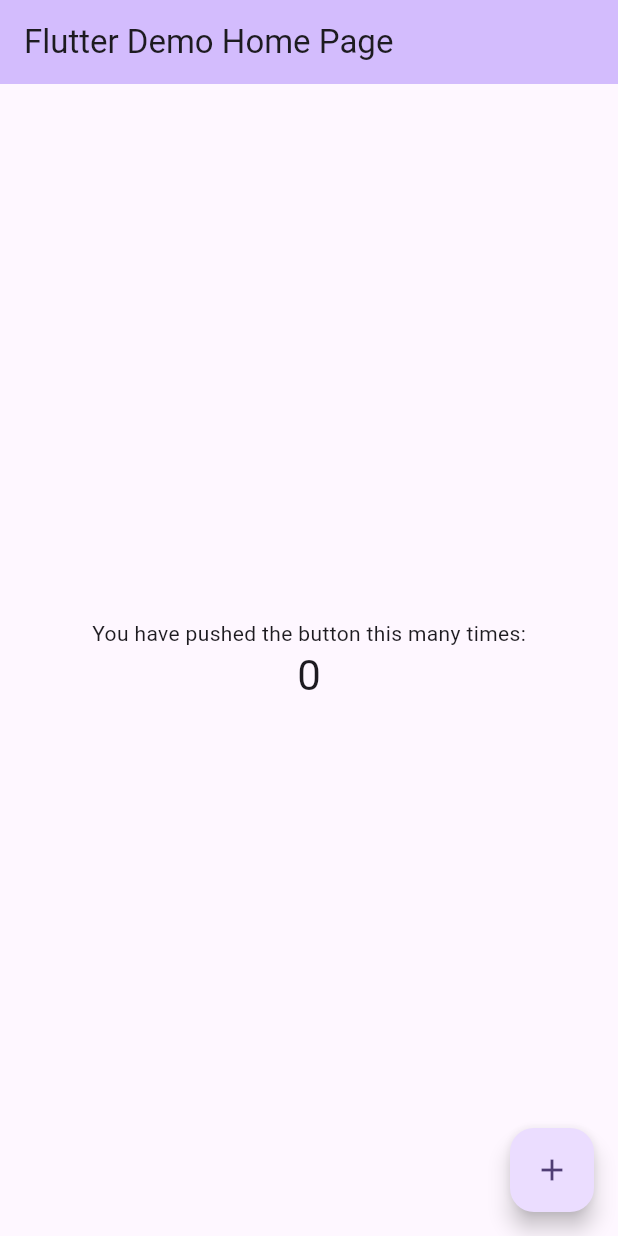
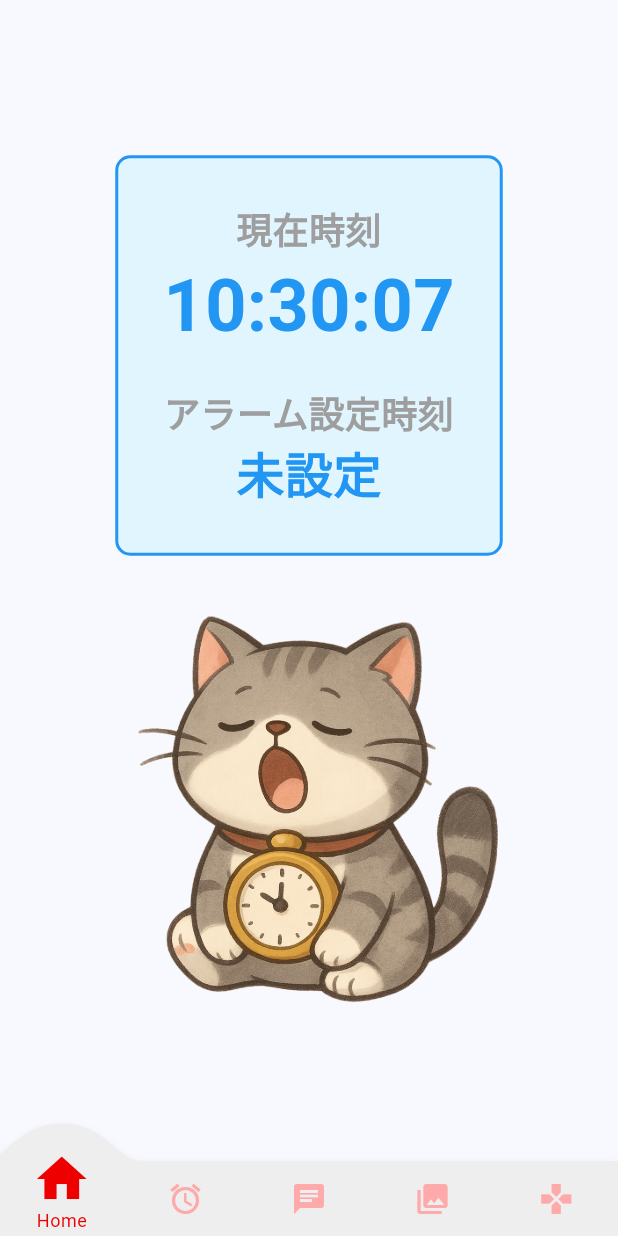
Before and after one commit to Fuki0612/1minuteAlarm, a Flutter app: the screen it shows after launch, on a phone screen of 412 x 824 dp. Run offline on Flutter 3.47's test engine with Material 3 defaults, Android fonts, the phone set to English and light mode, and no system bars; drawn by our look-alikes of convex_bottom_bar.

Commit message:
add:Home

```diff
--- a/lib/main.dart
+++ b/lib/main.dart
@@ -1,122 +1,70 @@
 import 'package:flutter/material.dart';
+import 'package:convex_bottom_bar/convex_bottom_bar.dart';
+import '../pages/home/page.dart';
 
 void main() {
-  runApp(const MyApp());
+  runApp(const TitlePage());
 }
 
-class MyApp extends StatelessWidget {
-  const MyApp({super.key});
+class TitlePage extends StatelessWidget {
+  const TitlePage({super.key});
 
-  // This widget is the root of your application.
   @override
   Widget build(BuildContext context) {
     return MaterialApp(
-      title: 'Flutter Demo',
+      title: 'Practice',
       theme: ThemeData(
-        // This is the theme of your application.
-        //
-        // TRY THIS: Try running your application with "flutter run". You'll see
-        // the application has a purple toolbar. Then, without quitting the app,
-        // try changing the seedColor in the colorScheme below to Colors.green
-        // and then invoke "hot reload" (save your changes or press the "hot
-        // reload" button in a Flutter-supported IDE, or press "r" if you used
-        // the command line to start the app).
-        //
-        // Notice that the counter didn't reset back to zero; the application
-        // state is not lost during the reload. To reset the state, use hot
-        // restart instead.
-        //
-        // This works for code too, not just values: Most code changes can be
-        // tested with just a hot reload.
-        colorScheme: ColorScheme.fromSeed(seedColor: Colors.deepPurple),
+        colorScheme: ColorScheme.fromSeed(seedColor: Colors.blue),
       ),
-      home: const MyHomePage(title: 'Flutter Demo Home Page'),
+      home: const MyTitlePage(title: 'Flutter Practice Page'),
     );
   }
 }
 
-class MyHomePage extends StatefulWidget {
-  const MyHomePage({super.key, required this.title});
-
-  // This widget is the home page of your application. It is stateful, meaning
-  // that it has a State object (defined below) that contains fields that affect
-  // how it looks.
-
-  // This class is the configuration for the state. It holds the values (in this
-  // case the title) provided by the parent (in this case the App widget) and
-  // used by the build method of the State. Fields in a Widget subclass are
-  // always marked "final".
+class MyTitlePage extends StatefulWidget {
+  const MyTitlePage({super.key, required this.title});
 
   final String title;
 
   @override
-  State<MyHomePage> createState() => _MyHomePageState();
+  State<MyTitlePage> createState() => _MyTitlePageState();
 }
 
-class _MyHomePageState extends State<MyHomePage> {
-  int _counter = 0;
+class _MyTitlePageState extends State<MyTitlePage> {
+  int _selectedIndex = 0;
 
-  void _incrementCounter() {
-    setState(() {
-      // This call to setState tells the Flutter framework that something has
-      // changed in this State, which causes it to rerun the build method below
-      // so that the display can reflect the updated values. If we changed
-      // _counter without calling setState(), then the build method would not be
-      // called again, and so nothing would appear to happen.
-      _counter++;
-    });
+  Widget _pages() {
+    switch (_selectedIndex) {
+      case 0: // Home
+        return HomePage();
+      default:
+        return Center(child: Text('Page $_selectedIndex'));
+    }
   }
 
   @override
   Widget build(BuildContext context) {
-    // This method is rerun every time setState is called, for instance as done
-    // by the _incrementCounter method above.
-    //
-    // The Flutter framework has been optimized to make rerunning build methods
-    // fast, so that you can just rebuild anything that needs updating rather
-    // than having to individually change instances of widgets.
     return Scaffold(
-      appBar: AppBar(
-        // TRY THIS: Try changing the color here to a specific color (to
-        // Colors.amber, perhaps?) and trigger a hot reload to see the AppBar
-        // change color while the other colors stay the same.
-        backgroundColor: Theme.of(context).colorScheme.inversePrimary,
-        // Here we take the value from the MyHomePage object that was created by
-        // the App.build method, and use it to set our appbar title.
-        title: Text(widget.title),
+      body: _pages(),
+      bottomNavigationBar: ConvexAppBar(
+        style: TabStyle.flip,
+        color: Color(0xFFFFAAAA),
+        backgroundColor: Color(0xFFEEEEEE),
+        activeColor: Color(0xFFEE0000),
+        items: [
+          TabItem(icon: Icons.home, title: 'Home'),
+          TabItem(icon: Icons.alarm, title: 'Alarm'),
+          TabItem(icon: Icons.chat, title: 'Chat'),
+          TabItem(icon: Icons.collections, title: 'Collection'),
+          TabItem(icon: Icons.gamepad, title: 'Game'),
+        ],
+        initialActiveIndex: _selectedIndex,
+        onTap: (int index) {
+          setState(() {
+            _selectedIndex = index;
+          });
+        },
       ),
-      body: Center(
-        // Center is a layout widget. It takes a single child and positions it
-        // in the middle of the parent.
-        child: Column(
-          // Column is also a layout widget. It takes a list of children and
-          // arranges them vertically. By default, it sizes itself to fit its
-          // children horizontally, and tries to be as tall as its parent.
-          //
-          // Column has various properties to control how it sizes itself and
-          // how it positions its children. Here we use mainAxisAlignment to
-          // center the children vertically; the main axis here is the vertical
-          // axis because Columns are vertical (the cross axis would be
-          // horizontal).
-          //
-          // TRY THIS: Invoke "debug painting" (choose the "Toggle Debug Paint"
-          // action in the IDE, or press "p" in the console), to see the
-          // wireframe for each widget.
-          mainAxisAlignment: MainAxisAlignment.center,
-          children: <Widget>[
-            const Text('You have pushed the button this many times:'),
-            Text(
-              '$_counter',
-              style: Theme.of(context).textTheme.headlineMedium,
-            ),
-          ],
-        ),
-      ),
-      floatingActionButton: FloatingActionButton(
-        onPressed: _incrementCounter,
-        tooltip: 'Increment',
-        child: const Icon(Icons.add),
-      ), // This trailing comma makes auto-formatting nicer for build methods.
     );
   }
 }
--- /dev/null
+++ b/lib/pages/home/page.dart
@@ -0,0 +1,103 @@
+import 'package:flutter/material.dart';
+import 'dart:async';
+
+class HomePage extends StatefulWidget {
+  const HomePage({super.key});
+
+  @override
+  State<HomePage> createState() => _HomePageState();
+}
+
+class _HomePageState extends State<HomePage> {
+  String _currentTime = '';
+  String _alarmTime = '';
+  Timer? _timer;
+
+  @override
+  void initState() {
+    super.initState();
+    _updateTime();
+    _timer = Timer.periodic(const Duration(seconds: 1), (Timer timer) {
+      _updateTime();
+    });
+  }
+
+  @override
+  void dispose() {
+    _timer?.cancel();
+    super.dispose();
+  }
+
+  void _updateTime() {
+    final now = DateTime.now();
+    setState(() {
+      _currentTime =
+          '${now.hour.toString().padLeft(2, '0')}:'
+          '${now.minute.toString().padLeft(2, '0')}:'
+          '${now.second.toString().padLeft(2, '0')}';
+    });
+  }
+
+  @override
+  Widget build(BuildContext context) {
+    return Scaffold(
+      body: Center(
+        child: Column(
+          mainAxisSize: MainAxisSize.min,
+          mainAxisAlignment: MainAxisAlignment.center,
+          children: [
+            const SizedBox(height: 20),
+            Container(
+              padding: const EdgeInsets.all(30),
+              decoration: BoxDecoration(
+                color: Colors.lightBlue.shade50,
+                border: Border.all(color: Colors.blue, width: 2),
+                borderRadius: BorderRadius.circular(10),
+              ),
+              child: Column(
+                mainAxisSize: MainAxisSize.min,
+                children: [
+                  const Text(
+                    '現在時刻',
+                    style: TextStyle(
+                      fontSize: 24,
+                      fontWeight: FontWeight.bold,
+                      color: Colors.grey,
+                    ),
+                  ),
+                  Text(
+                    _currentTime,
+                    style: const TextStyle(
+                      fontSize: 48,
+                      fontWeight: FontWeight.bold,
+                      color: Colors.blue,
+                    ),
+                  ),
+                  const SizedBox(height: 20),
+                  const Text(
+                    'アラーム設定時刻',
+                    style: TextStyle(
+                      fontSize: 24,
+                      fontWeight: FontWeight.bold,
+                      color: Colors.grey,
+                    ),
+                  ),
+                  Text(
+                    _alarmTime.isEmpty ? '未設定' : _alarmTime,
+                    style: const TextStyle(
+                      fontSize: 32,
+                      fontWeight: FontWeight.bold,
+                      color: Colors.blue,
+                    ),
+                  ),
+                ],
+              ),
+            ),
+            const SizedBox(height: 20),
+            Image.asset('lib/images/chara.png', width: 300),
+          ],
+        ),
+      ),
+    );
+  }
+}
--- a/pubspec.yaml
+++ b/pubspec.yaml
@@ -34,6 +34,7 @@ dependencies:
   # The following adds the Cupertino Icons font to your application.
   # Use with the CupertinoIcons class for iOS style icons.
   cupertino_icons: ^1.0.8
+  convex_bottom_bar: ^3.2.0
 
 dev_dependencies:
   flutter_test:
@@ -58,9 +59,8 @@ flutter:
   uses-material-design: true
 
   # To add assets to your application, add an assets section, like this:
-  # assets:
-  #   - images/a_dot_burr.jpeg
-  #   - images/a_dot_ham.jpeg
+  assets:
+    - lib/images/chara.png
 
   # An image asset can refer to one or more resolution-specific "variants", see
   # https://flutter.dev/to/resolution-aware-images
```
Also changed, not shown: lib/pages/alarm/page.dart (added, +92 -0 lines), lib/images/chara.png (added), pubspec.lock, 1 other file.
